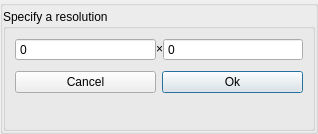
Before: the Qt Designer form src/display/qt/dialogs/ui/resolution_dialog.ui in mrehkopf/vcs, drawn with Qt 5.
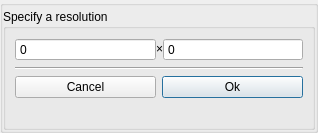
After: the same form once the commit is applied.

Commit message: gui: Add horizontal separator lines to a few dialogs

Diff of the .ui file:
```diff
--- a/src/display/qt/dialogs/ui/resolution_dialog.ui
+++ b/src/display/qt/dialogs/ui/resolution_dialog.ui
@@ -7,7 +7,7 @@
     <x>0</x>
     <y>0</y>
     <width>318</width>
-    <height>134</height>
+    <height>133</height>
    </rect>
   </property>
   <property name="windowTitle">
@@ -109,20 +109,11 @@
           </layout>
          </item>
          <item>
-          <spacer name="verticalSpacer_2">
+          <widget class="Line" name="line">
            <property name="orientation">
-            <enum>Qt::Vertical</enum>
+            <enum>Qt::Horizontal</enum>
            </property>
-           <property name="sizeType">
-            <enum>QSizePolicy::Fixed</enum>
-           </property>
-           <property name="sizeHint" stdset="0">
-            <size>
-             <width>20</width>
-             <height>4</height>
-            </size>
-           </property>
-          </spacer>
+          </widget>
          </item>
          <item>
           <layout class="QHBoxLayout" name="horizontalLayout_2">
```
The commit also changes 1 other file.
